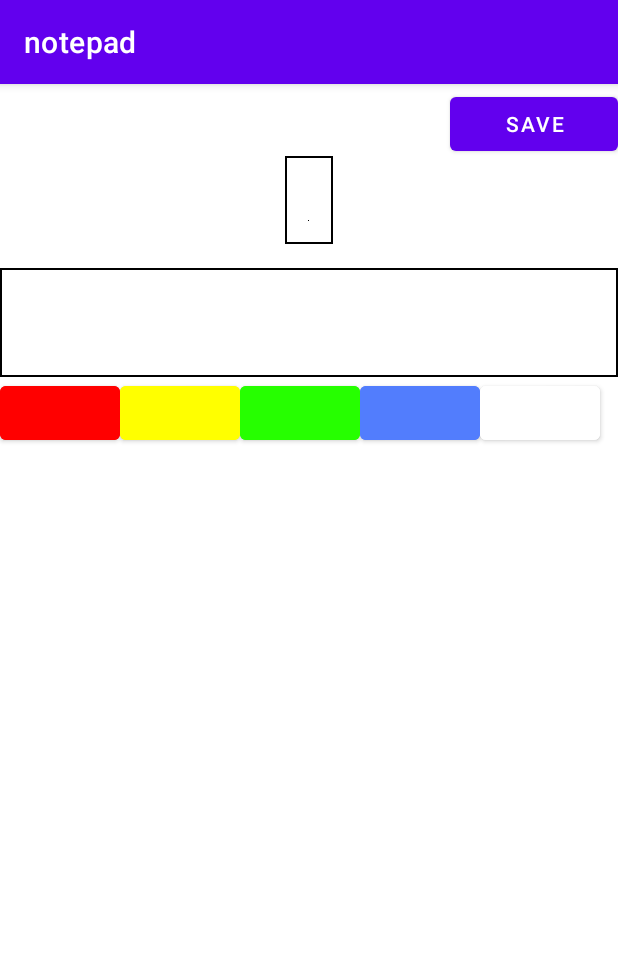
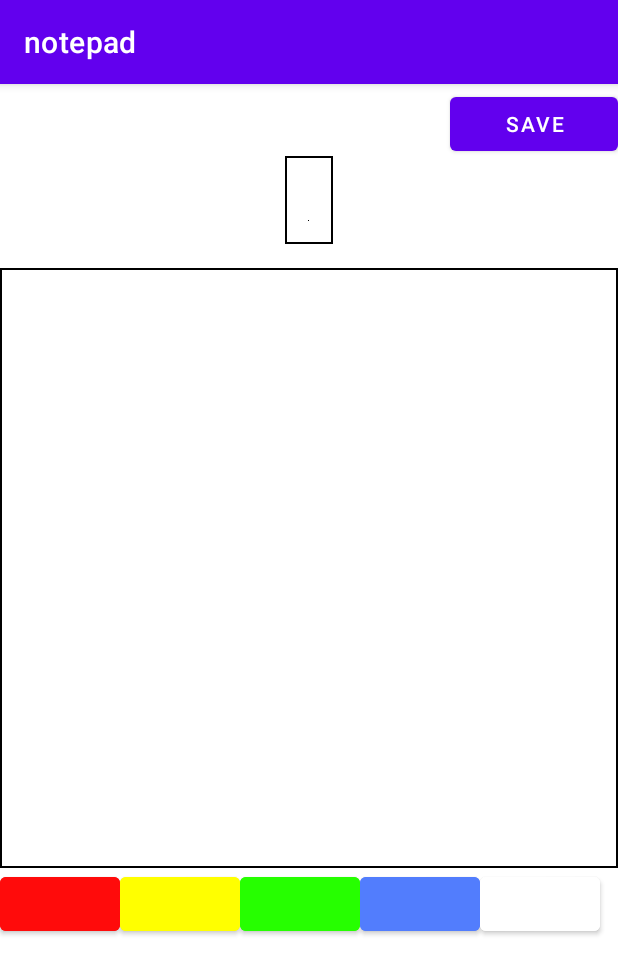
Before and after one commit to JarnoRyhanen/Notepad, an Android app: the SecondaryActivity screen opened directly, with no data from a screen before it, on a phone screen of 412 x 824 dp. Shown: the top 974 px of the screen. Run offline under Robolectric (Android 15) with nearby library versions, the phone set to English and light mode, and no system bars; libraries missing offline, so code that uses them is left out: io.realm; 2 statements that could not run were skipped.

Commit message:
made bug fixes

```diff
--- a/app/src/main/res/layout/secondary_activity.xml
+++ b/app/src/main/res/layout/secondary_activity.xml
@@ -41,12 +41,15 @@
         android:padding="16dp"
         android:textSize="20dp"
         tools:text="Title"
+        android:maxLines="2"
+
         />
 
     <EditText
+        android:gravity="top|left"
         android:id="@+id/secondary_activity_text"
         android:layout_width="match_parent"
-        android:layout_height="wrap_content"
+        android:layout_height="400dp"
         android:layout_marginTop="16dp"
         android:background="@drawable/border"
         android:padding="24dp"
--- a/app/src/main/res/values/colors.xml
+++ b/app/src/main/res/values/colors.xml
@@ -7,7 +7,7 @@
     <color name="teal_700">#FF018786</color>
     <color name="black">#FF000000</color>
     <color name="white">#FFFFFFFF</color>
-    <color name="red">#FF0000</color>
+    <color name="red">#FF0B0B</color>
     <color name="yellow">#FFFF00</color>
     <color name="green">#26FF00</color>
     <color name="blue">#527DFD</color>
```
